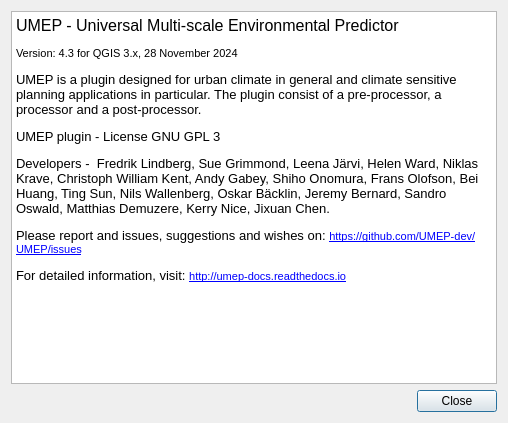
Qt form UMEP_about.ui (UMEP-dev/UMEP) before a commit.
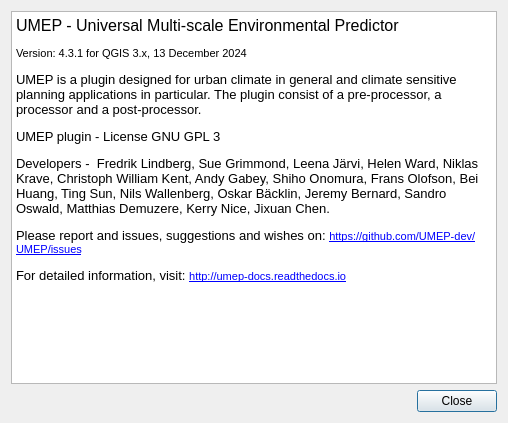
The same form after that commit.

```diff
--- a/UMEP_about.ui
+++ b/UMEP_about.ui
@@ -31,7 +31,7 @@
 p, li { white-space: pre-wrap; }
 &lt;/style&gt;&lt;/head&gt;&lt;body style=&quot; font-family:'MS Shell Dlg 2'; font-size:7.8pt; font-weight:400; font-style:normal;&quot;&gt;
 &lt;p style=&quot; margin-top:0px; margin-bottom:0px; margin-left:0px; margin-right:0px; -qt-block-indent:0; text-indent:0px;&quot;&gt;&lt;span style=&quot; font-size:12pt;&quot;&gt;UMEP - Universal Multi-scale Environmental Predictor &lt;/span&gt;&lt;/p&gt;
-&lt;p style=&quot; margin-top:12px; margin-bottom:12px; margin-left:0px; margin-right:0px; -qt-block-indent:0; text-indent:0px;&quot;&gt;&lt;span style=&quot; font-size:8pt;&quot;&gt;Version: 4.3 for QGIS 3.x, 28 November 2024&lt;/span&gt;&lt;/p&gt;
+&lt;p style=&quot; margin-top:12px; margin-bottom:12px; margin-left:0px; margin-right:0px; -qt-block-indent:0; text-indent:0px;&quot;&gt;&lt;span style=&quot; font-size:8pt;&quot;&gt;Version: 4.3.1 for QGIS 3.x, 13 December 2024&lt;/span&gt;&lt;/p&gt;
 &lt;p style=&quot; margin-top:12px; margin-bottom:12px; margin-left:0px; margin-right:0px; -qt-block-indent:0; text-indent:0px;&quot;&gt;&lt;span style=&quot; font-size:10pt;&quot;&gt;UMEP is a plugin designed for urban climate in general and climate sensitive planning applications in particular. The plugin consist of a pre-processor, a processor and a post-processor.&lt;/span&gt;&lt;/p&gt;
 &lt;p style=&quot; margin-top:12px; margin-bottom:12px; margin-left:0px; margin-right:0px; -qt-block-indent:0; text-indent:0px;&quot;&gt;&lt;span style=&quot; font-size:10pt;&quot;&gt;UMEP plugin - License GNU GPL 3&lt;/span&gt;&lt;/p&gt;
 &lt;p style=&quot; margin-top:12px; margin-bottom:12px; margin-left:0px; margin-right:0px; -qt-block-indent:0; text-indent:0px;&quot;&gt;&lt;span style=&quot; font-size:10pt;&quot;&gt;Developers -  Fredrik Lindberg, Sue Grimmond, Leena Järvi, Helen Ward, Niklas Krave, Christoph William Kent, Andy Gabey, Shiho Onomura, Frans Olofson, Bei Huang, Ting Sun, Nils Wallenberg, Oskar Bäcklin, Jeremy Bernard, Sandro Oswald, Matthias Demuzere, Kerry Nice, Jixuan Chen.&lt;/span&gt;&lt;/p&gt;
```
